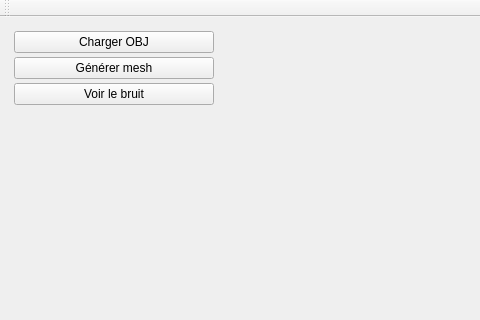
Above: mod/starterLight/mainwindow.ui from theo-poujol/TP_MG before the change; both pictures show x 0 to 480 and y 0 to 320 of the 632 by 408 pixel window. Below: the same form after it.
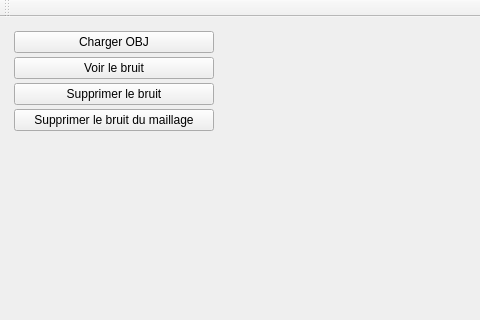
That is the form after the change. Custom widgets are drawn as their Qt base class.

Commit message: Suppression du bruit

What changed in the file:
```diff
--- a/mod/starterLight/mainwindow.ui
+++ b/mod/starterLight/mainwindow.ui
@@ -58,13 +58,6 @@
          </property>
         </widget>
        </item>
-       <item>
-        <widget class="QPushButton" name="pushButton_generer">
-         <property name="text">
-          <string>Générer mesh</string>
-         </property>
-        </widget>
-       </item>
        <item>
         <widget class="QPushButton" name="pushButton_voirBruit">
          <property name="text">
@@ -72,6 +65,20 @@
          </property>
         </widget>
        </item>
+       <item>
+        <widget class="QPushButton" name="pushButton_suppBruit">
+         <property name="text">
+          <string>Supprimer le bruit</string>
+         </property>
+        </widget>
+       </item>
+       <item>
+        <widget class="QPushButton" name="pushButton_suppBruitMaillage">
+         <property name="text">
+          <string>Supprimer le bruit du maillage</string>
+         </property>
+        </widget>
+       </item>
        <item>
         <spacer name="verticalSpacer">
          <property name="orientation">
```
The commit also changes 2 other files.
